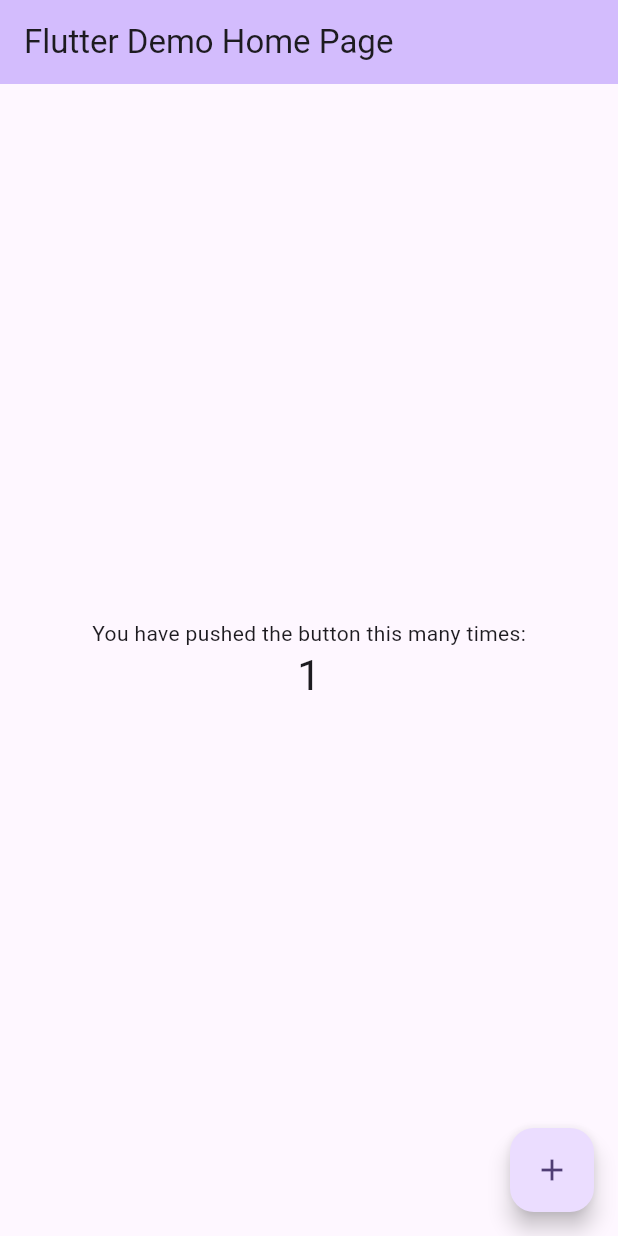
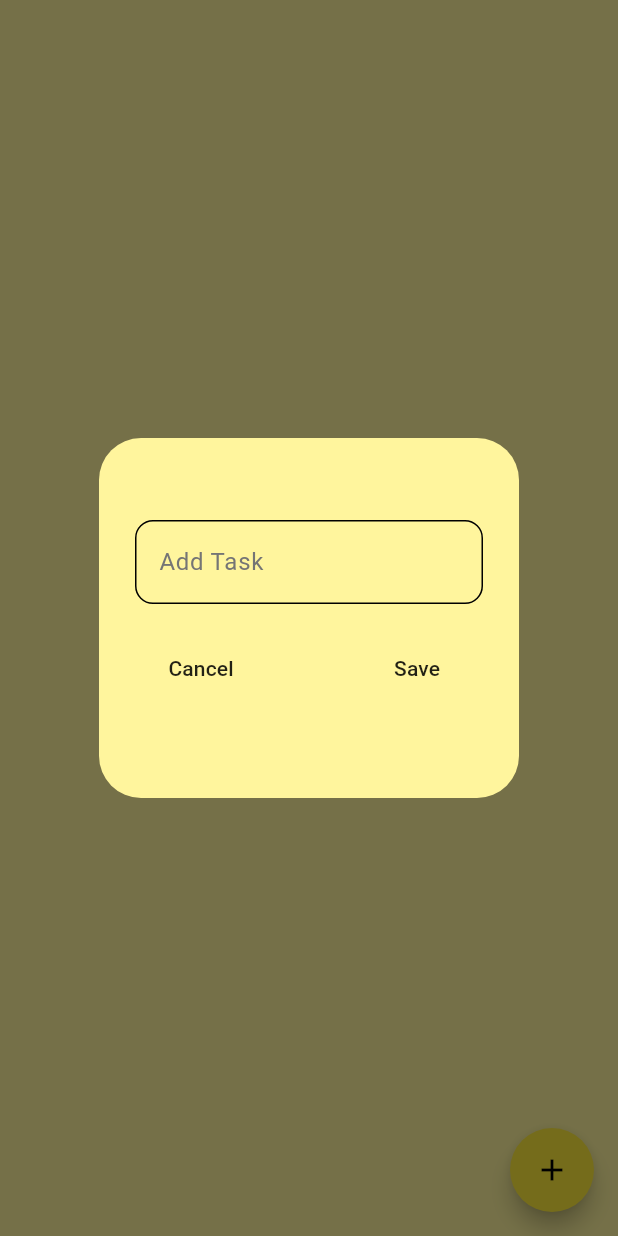
Before and after one commit to PhilvinEJ/FlutterStudy, a Flutter app: the screen it shows after launch, after a tap on the "add" icon, on a phone screen of 412 x 824 dp. Run offline on Flutter 3.47's test engine with Material 3 defaults, Android fonts, the phone set to English and light mode, and no system bars; our stand-ins replace flutter_bloc, flutter_slidable, isar; accounts and stored records are empty; generated files the repository leaves out were written again.

Commit message:
App completed.

```diff
--- /dev/null
+++ b/ToDoBLoC/lib/components/buttons.dart
@@ -0,0 +1,19 @@
+import 'package:flutter/material.dart';
+
+class PrimaryButton extends StatelessWidget {
+  const PrimaryButton({super.key, required this.text, required this.onPressed});
+
+  final String text;
+  final VoidCallback onPressed;
+
+  @override
+  Widget build(BuildContext context) {
+    return MaterialButton(
+      shape: RoundedRectangleBorder(
+        borderRadius: BorderRadius.circular(15),
+      ),
+      onPressed: onPressed,
+      child: Text(text),
+    );
+  }
+}
--- /dev/null
+++ b/ToDoBLoC/lib/components/dialog_boxes.dart
@@ -0,0 +1,47 @@
+import 'package:flutter/material.dart';
+import 'package:to_do_bloc/components/text_fields.dart';
+
+import 'buttons.dart';
+
+class DialogBox extends StatelessWidget {
+  const DialogBox(
+      {super.key,
+      required this.textEditingController,
+      required this.onSave,
+      required this.onCancel});
+
+  final TextEditingController textEditingController;
+  final VoidCallback onSave;
+  final VoidCallback onCancel;
+
+  @override
+  Widget build(BuildContext context) {
+    return AlertDialog(
+      backgroundColor: Colors.yellow[200],
+      content: SizedBox(
+        height: 200,
+        child: Padding(
+          padding: const EdgeInsets.symmetric(vertical: 20),
+          child: Column(
+            mainAxisAlignment: MainAxisAlignment.spaceEvenly,
+            children: [
+              // Task Input
+              PrimaryTextField(textController: textEditingController),
+
+              Row(
+                mainAxisAlignment: MainAxisAlignment.spaceBetween,
+                children: [
+                  // Cancel Button
+                  PrimaryButton(text: "Cancel", onPressed: onCancel),
+
+                  // Save Button
+                  PrimaryButton(text: "Save", onPressed: onSave)
+                ],
+              )
+            ],
+          ),
+        ),
+      ),
+    );
+  }
+}
--- /dev/null
+++ b/ToDoBLoC/lib/components/text_fields.dart
@@ -0,0 +1,28 @@
+import 'package:flutter/material.dart';
+
+class PrimaryTextField extends StatelessWidget {
+  const PrimaryTextField(
+      {super.key, required this.textController, this.hintText = "Add Task"});
+
+  final TextEditingController textController;
+  final String hintText;
+
+  @override
+  Widget build(BuildContext context) {
+    return TextField(
+      controller: textController,
+      decoration: InputDecoration(
+          enabledBorder: OutlineInputBorder(
+              borderSide: BorderSide(color: Colors.black, width: 1.0),
+              borderRadius: BorderRadius.circular(12.0)),
+          focusedBorder: OutlineInputBorder(
+              borderSide: BorderSide(color: Colors.black, width: 2.0),
+              borderRadius: BorderRadius.circular(12.0)),
+          border: OutlineInputBorder(
+              borderSide: BorderSide(color: Colors.black, width: 1.0),
+              borderRadius: BorderRadius.circular(12.0)),
+          hintText: hintText,
+          hintStyle: TextStyle(color: Colors.grey[600])),
+    );
+  }
+}
--- /dev/null
+++ b/ToDoBLoC/lib/domain/models/todo.dart
@@ -0,0 +1,11 @@
+class ToDo {
+  final int id;
+  final String text;
+  final bool isCompleted;
+
+  ToDo({required this.id, required this.text, this.isCompleted = false});
+
+  ToDo toggleCompletion() {
+    return ToDo(id: id, text: text, isCompleted: !isCompleted);
+  }
+}
--- a/ToDoBLoC/lib/main.dart
+++ b/ToDoBLoC/lib/main.dart
@@ -1,125 +1,43 @@
 import 'package:flutter/material.dart';
+import 'package:isar/isar.dart';
+import 'package:path_provider/path_provider.dart';
+import 'package:to_do_bloc/data/models/isar_todo.dart';
+import 'package:to_do_bloc/domain/repository/todo_repo.dart';
+import 'package:to_do_bloc/presentation/todo/todo_page.dart';
 
-void main() {
-  runApp(const MyApp());
+import 'data/repository/isar_todo_repo.dart';
+
+void main() async {
+  WidgetsFlutterBinding.ensureInitialized();
+
+  // Get directory path
+  final dir = await getApplicationDocumentsDirectory();
+
+  // Set ISAR db
+  final isar = await Isar.open([ToDoIsarSchema], directory: dir.path);
+
+  // Initialize repo with db
+  final isarToDoRepo = IsarToDoRepo(isar);
+
+  // Run App
+  runApp(MyApp(
+    toDoRepo: isarToDoRepo,
+  ));
 }
 
 class MyApp extends StatelessWidget {
-  const MyApp({super.key});
+  const MyApp({super.key, required this.toDoRepo});
 
-  // This widget is the root of your application.
+  // Database injection throughout the app
+  final ToDoRepo toDoRepo;
+
   @override
   Widget build(BuildContext context) {
     return MaterialApp(
-      title: 'Flutter Demo',
-      theme: ThemeData(
-        // This is the theme of your application.
-        //
-        // TRY THIS: Try running your application with "flutter run". You'll see
-        // the application has a purple toolbar. Then, without quitting the app,
-        // try changing the seedColor in the colorScheme below to Colors.green
-        // and then invoke "hot reload" (save your changes or press the "hot
-        // reload" button in a Flutter-supported IDE, or press "r" if you used
-        // the command line to start the app).
-        //
-        // Notice that the counter didn't reset back to zero; the application
-        // state is not lost during the reload. To reset the state, use hot
-        // restart instead.
-        //
-        // This works for code too, not just values: Most code changes can be
-        // tested with just a hot reload.
-        colorScheme: ColorScheme.fromSeed(seedColor: Colors.deepPurple),
-        useMaterial3: true,
+      debugShowCheckedModeBanner: false,
+      home: ToDoPage(
+        toDoRepo: toDoRepo,
       ),
-      home: const MyHomePage(title: 'Flutter Demo Home Page'),
     );
   }
 }
-
-class MyHomePage extends StatefulWidget {
-  const MyHomePage({super.key, required this.title});
-
-  // This widget is the home page of your application. It is stateful, meaning
-  // that it has a State object (defined below) that contains fields that affect
-  // how it looks.
-
-  // This class is the configuration for the state. It holds the values (in this
-  // case the title) provided by the parent (in this case the App widget) and
-  // used by the build method of the State. Fields in a Widget subclass are
-  // always marked "final".
-
-  final String title;
-
-  @override
-  State<MyHomePage> createState() => _MyHomePageState();
-}
-
-class _MyHomePageState extends State<MyHomePage> {
-  int _counter = 0;
-
-  void _incrementCounter() {
-    setState(() {
-      // This call to setState tells the Flutter framework that something has
-      // changed in this State, which causes it to rerun the build method below
-      // so that the display can reflect the updated values. If we changed
-      // _counter without calling setState(), then the build method would not be
-      // called again, and so nothing would appear to happen.
-      _counter++;
-    });
-  }
-
-  @override
-  Widget build(BuildContext context) {
-    // This method is rerun every time setState is called, for instance as done
-    // by the _incrementCounter method above.
-    //
-    // The Flutter framework has been optimized to make rerunning build methods
-    // fast, so that you can just rebuild anything that needs updating rather
-    // than having to individually change instances of widgets.
-    return Scaffold(
-      appBar: AppBar(
-        // TRY THIS: Try changing the color here to a specific color (to
-        // Colors.amber, perhaps?) and trigger a hot reload to see the AppBar
-        // change color while the other colors stay the same.
-        backgroundColor: Theme.of(context).colorScheme.inversePrimary,
-        // Here we take the value from the MyHomePage object that was created by
-        // the App.build method, and use it to set our appbar title.
-        title: Text(widget.title),
-      ),
-      body: Center(
-        // Center is a layout widget. It takes a single child and positions it
-        // in the middle of the parent.
-        child: Column(
-          // Column is also a layout widget. It takes a list of children and
-          // arranges them vertically. By default, it sizes itself to fit its
-          // children horizontally, and tries to be as tall as its parent.
-          //
-          // Column has various properties to control how it sizes itself and
-          // how it positions its children. Here we use mainAxisAlignment to
-          // center the children vertically; the main axis here is the vertical
-          // axis because Columns are vertical (the cross axis would be
-          // horizontal).
-          //
-          // TRY THIS: Invoke "debug painting" (choose the "Toggle Debug Paint"
-          // action in the IDE, or press "p" in the console), to see the
-          // wireframe for each widget.
-          mainAxisAlignment: MainAxisAlignment.center,
-          children: <Widget>[
-            const Text(
-              'You have pushed the button this many times:',
-            ),
-            Text(
-              '$_counter',
-              style: Theme.of(context).textTheme.headlineMedium,
-            ),
-          ],
-        ),
-      ),
-      floatingActionButton: FloatingActionButton(
-        onPressed: _incrementCounter,
-        tooltip: 'Increment',
-        child: const Icon(Icons.add),
-      ), // This trailing comma makes auto-formatting nicer for build methods.
-    );
-  }
-}
--- /dev/null
+++ b/ToDoBLoC/lib/presentation/todo/todo_cubit.dart
@@ -0,0 +1,55 @@
+import 'package:flutter_bloc/flutter_bloc.dart';
+import 'package:to_do_bloc/domain/models/todo.dart';
+import 'package:to_do_bloc/domain/repository/todo_repo.dart';
+
+class ToDoCubit extends Cubit<List<ToDo>> {
+  // Repo reference
+  final ToDoRepo repo;
+
+  // Constructor to initialize with empty list
+  ToDoCubit(this.repo) : super([]) {
+    loadTodos();
+  }
+
+  // L O A D   T O D O S
+  Future<void> loadTodos() async {
+    // Fetch todos from repo
+    final todos = await repo.getTodos();
+
+    // Emit the fetched todos
+    emit(todos);
+  }
+
+  // A D D   T O D O
+  Future<void> addTodo(String text) async {
+    // Create a new To Do with the provided text and unique ID
+    final newTodo = ToDo(id: DateTime.now().millisecondsSinceEpoch, text: text);
+
+    // Add the new to do to the repository
+    await repo.addTodo(newTodo);
+
+    // Load the updated list of todos
+    loadTodos();
+  }
+
+  // D E L E T E   T O D O
+  Future<void> deleteTodo(ToDo todo) async {
+    // Delete the provided to do from the repository
+    await repo.deleteTodo(todo);
+
+    // Load the updated list of todos
+    loadTodos();
+  }
+
+  // T O G G L E   C H E C K B O X   S T A T U S
+  Future<void> toggleTodoStatus(ToDo todo) async {
+    // Toggle the checked status of the provided to do
+    final updatedTodo = todo.toggleCompletion();
+
+    // Update the to do in the repository
+    await repo.updateTodo(updatedTodo);
+
+    // Load the updated list of todos
+    loadTodos();
+  }
+}
--- /dev/null
+++ b/ToDoBLoC/lib/presentation/todo/todo_page.dart
@@ -0,0 +1,19 @@
+import 'package:flutter/material.dart';
+import 'package:flutter_bloc/flutter_bloc.dart';
+import 'package:to_do_bloc/domain/repository/todo_repo.dart';
+import 'package:to_do_bloc/presentation/toDo/todo_cubit.dart';
+import 'package:to_do_bloc/presentation/todo/todo_view.dart';
+
+class ToDoPage extends StatelessWidget {
+  final ToDoRepo toDoRepo;
+
+  const ToDoPage({super.key, required this.toDoRepo});
+
+  @override
+  Widget build(BuildContext context) {
+    return BlocProvider(
+      create: (context) => ToDoCubit(toDoRepo),
+      child: ToDoView(),
+    );
+  }
+}
--- /dev/null
+++ b/ToDoBLoC/lib/presentation/todo/todo_view.dart
@@ -0,0 +1,71 @@
+import 'package:flutter/material.dart';
+import 'package:flutter_bloc/flutter_bloc.dart';
+import 'package:to_do_bloc/domain/models/todo.dart';
+
+import '../../components/dialog_boxes.dart';
+import '../../components/todo_tile.dart';
+import '../toDo/todo_cubit.dart';
+
+class ToDoView extends StatelessWidget {
+  const ToDoView({super.key});
+
+  // Show add to do dialog
+  void showAddTaskDialog(BuildContext context) {
+    final toDoCubit = context.read<ToDoCubit>();
+    final textController = TextEditingController();
+
+    showDialog(
+        context: context,
+        builder: (context) {
+          return DialogBox(
+            textEditingController: textController,
+            onSave: () {
+              toDoCubit.addTodo(textController.text);
+              Navigator.of(context).pop();
+              textController.clear();
+            },
+            onCancel: () {
+              Navigator.of(context).pop();
+              textController.clear();
+            },
+          );
+        });
+  }
+
+  @override
+  Widget build(BuildContext context) {
+    // To Do Cubit
+    final toDoCubit = context.read<ToDoCubit>();
+
+    return Scaffold(
+      floatingActionButton: FloatingActionButton(
+        onPressed: () => {showAddTaskDialog(context)},
+        shape: CircleBorder(),
+        backgroundColor: Colors.yellow,
+        child: Icon(
+          Icons.add,
+          color: Colors.black,
+        ),
+      ),
+      backgroundColor: Colors.yellow[200],
+      body: BlocBuilder<ToDoCubit, List<ToDo>>(builder: (context, toDoList) {
+        return ListView.builder(
+          itemCount: toDoList.length,
+          itemBuilder: (context, index) {
+            // Get to do
+            final toDo = toDoList[index];
+
+            return ToDoTile(
+              taskName: toDo.text,
+              taskCompleted: toDo.isCompleted,
+              onChanged: (bool? value) => toDoCubit.toggleTodoStatus(toDo),
+              deleteTask: (context) {
+                toDoCubit.deleteTodo(toDo);
+              },
+            );
+          },
+        );
+      }),
+    );
+  }
+}
```
Also changed, not shown: ToDoBLoC/lib/components/todo_tile.dart (added, +61 -0 lines), ToDoBLoC/lib/data/models/isar_todo.dart (added, +29 -0 lines), ToDoBLoC/lib/data/repository/isar_todo_repo.dart (added, +47 -0 lines), ToDoBLoC/lib/domain/repository/todo_repo.dart (added, +15 -0 lines), ToDoBLoC/lib/utils/utils.dart (added, +7 -0 lines), ToDoBLoC/pubspec.yaml (+7 -0 lines), ToDoBLoC/lib/data/models/isar_todo.g.dart (added), ToDoBLoC/pubspec.lock, 75 other files.
